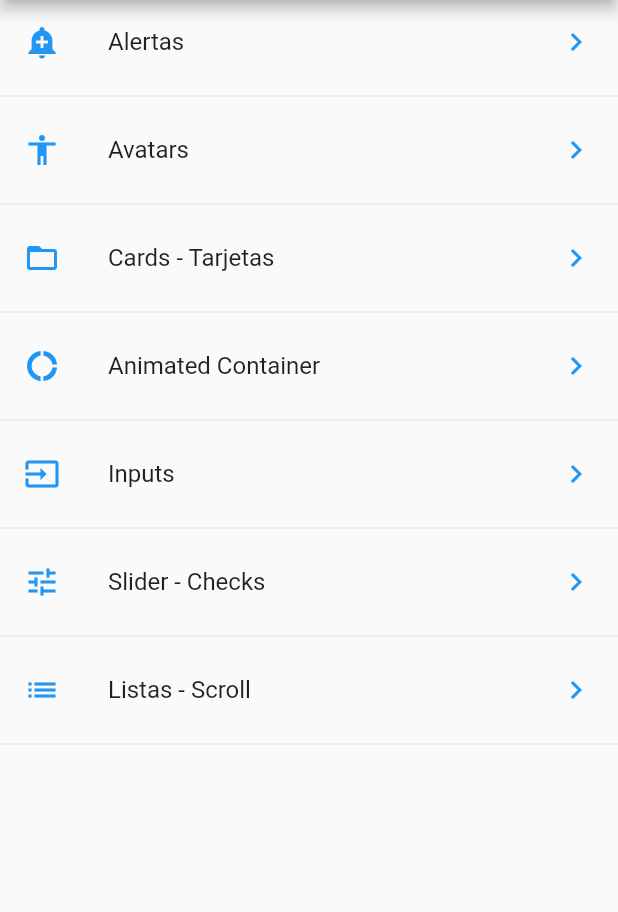
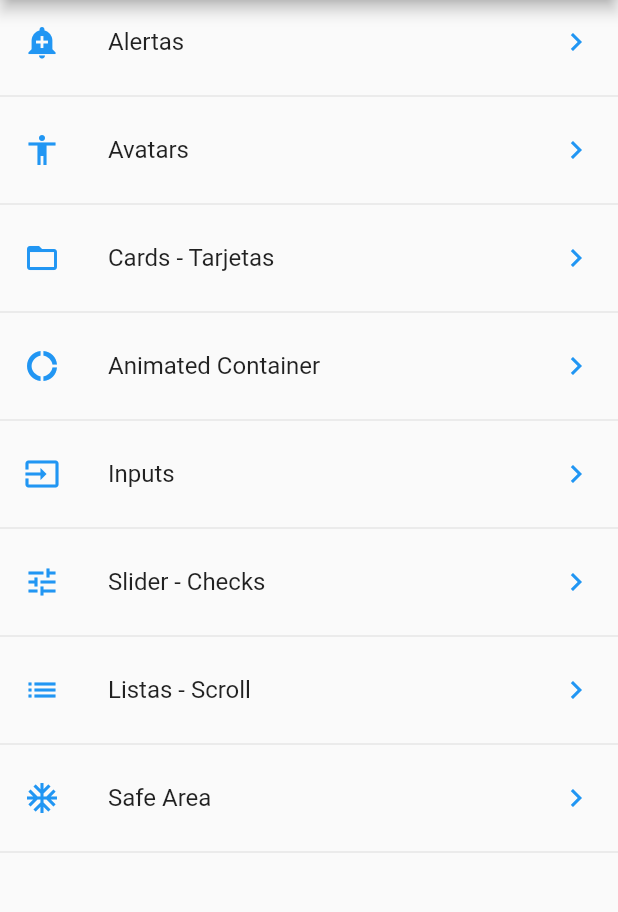
Before and after one commit to DGR10/Flutter, a Flutter app: the screen it shows after launch, on a phone screen of 412 x 824 dp, the part 84-996 px from its top. Run offline on Flutter 3.47's test engine with Material 2 defaults, Android fonts, the phone set to English and light mode, and no system bars.

Commit message:
safe area

```diff
--- a/componentes/data/menu_opts.json
+++ b/componentes/data/menu_opts.json
@@ -35,6 +35,11 @@
             "ruta" : "/list",
             "icon" : "list",
             "texto": "Listas - Scroll"
+        },
+        {
+            "ruta" : "/safe",
+            "icon" : "ac_unit",
+            "texto": "Safe Area"
         }
     ]
 }
--- a/componentes/lib/src/pages/avatar.page.dart
+++ b/componentes/lib/src/pages/avatar.page.dart
@@ -1,6 +1,8 @@
 import 'package:flutter/material.dart';
 
 class AvatarPage extends StatelessWidget {
+
+  static final pageName = '/avatar';
 
   @override
   Widget build(BuildContext context) {
--- a/componentes/lib/src/routes/routes.dart
+++ b/componentes/lib/src/routes/routes.dart
@@ -8,18 +8,20 @@ import 'package:componentes/src/pages/animated_container.dart';
 import 'package:componentes/src/pages/input_page.dart';
 import 'package:componentes/src/pages/slider_page.dart';
 import 'package:componentes/src/pages/listview_page.dart';
+import 'package:componentes/src/pages/safearea_page.dart';
 
 Map<String, WidgetBuilder> getApplicationRoutes () {
 
   return <String, WidgetBuilder> {
     '/' : ( BuildContext context ) => HomePage(),
     '/alert' : ( BuildContext context ) => AlertPage(),
-    '/avatar' : ( BuildContext context ) => AvatarPage(),
+    AvatarPage.pageName : ( BuildContext context ) => AvatarPage(),
     '/card' : ( BuildContext context ) => CardPage(),
     '/animatedContanier' : ( BuildContext context ) => AnimatedContainerPage(),
     '/inputs' : ( BuildContext context ) => InputPage(),
     '/slider' : ( BuildContext context ) => SliderPage(),
     '/list' : ( BuildContext context ) => ListaPage(),
+    '/safe' : ( BuildContext context ) => SafeAreaPage(),
   };
 
 }
--- a/componentes/lib/src/utils/icono_string_util.dart
+++ b/componentes/lib/src/utils/icono_string_util.dart
@@ -8,6 +8,7 @@ final _icons = <String, IconData>{
   'input': Icons.input,
   'tune': Icons.tune,
   'list': Icons.list,
+  'ac_unit': Icons.ac_unit,
 };
 
 Icon getIcon( String nombreIcono ) {
```
Also changed, not shown: componentes/lib/src/pages/safearea_page.dart (added, +33 -0 lines).
